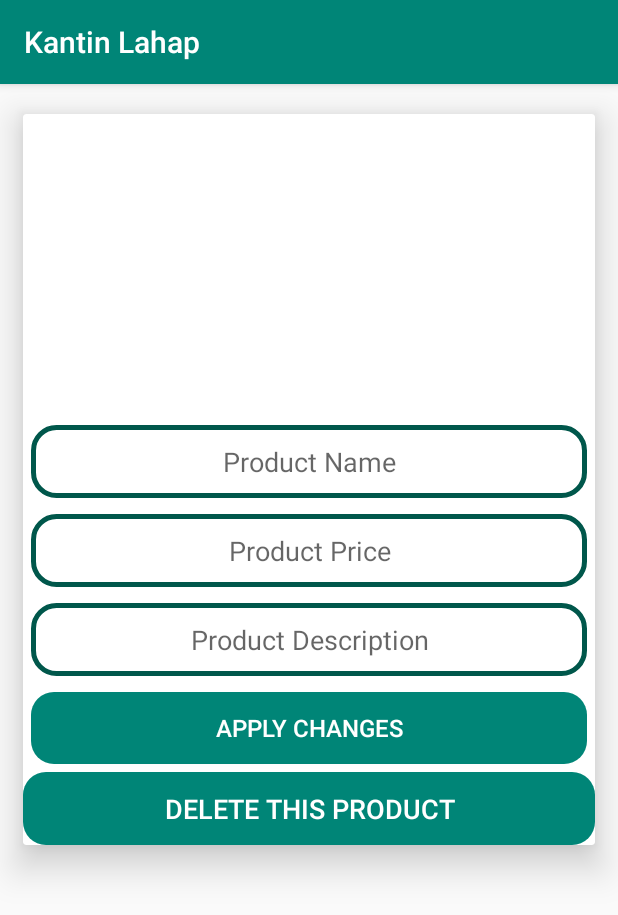
After one commit to normanfd/Lahap, an Android app: the UpdateProductDetailActivity screen opened directly, with no data from a screen before it, on a phone screen of 412 x 824 dp. The commit adds this screen. Shown: the top 915 px of the screen. Run offline under Robolectric (Android 15) with nearby library versions, the phone set to English and light mode, and no system bars; our stand-ins replace Firebase (no records; nobody signed in at launch, a user with empty details on screens opened directly), Picasso.

Commit message:
add product update

```diff
--- a/app/src/main/AndroidManifest.xml
+++ b/app/src/main/AndroidManifest.xml
@@ -11,6 +11,7 @@
         android:supportsRtl="true"
         android:theme="@style/AppTheme"
         tools:ignore="GoogleAppIndexingWarning">
+        <activity android:name=".owner.UpdateProductDetailActivity"></activity>
         <activity android:name=".user.CartActivity" />
         <activity android:name=".owner.UpdateProductActivity" />
         <activity android:name=".user.DetailFoodActivity" />
--- /dev/null
+++ b/app/src/main/java/com/lahaptech/lahap/owner/UpdateProductDetailActivity.java
@@ -0,0 +1,143 @@
+package com.lahaptech.lahap.owner;
+
+import androidx.annotation.NonNull;
+import androidx.appcompat.app.AppCompatActivity;
+
+import android.content.Intent;
+import android.os.Bundle;
+import android.view.View;
+import android.widget.Button;
+import android.widget.EditText;
+import android.widget.ImageView;
+import android.widget.Toast;
+
+import com.google.android.gms.tasks.OnCompleteListener;
+import com.google.android.gms.tasks.Task;
+import com.google.firebase.database.DataSnapshot;
+import com.google.firebase.database.DatabaseError;
+import com.google.firebase.database.DatabaseReference;
+import com.google.firebase.database.FirebaseDatabase;
+import com.google.firebase.database.ValueEventListener;
+import com.lahaptech.lahap.R;
+import com.squareup.picasso.Picasso;
+
+import java.util.HashMap;
+
+public class UpdateProductDetailActivity extends AppCompatActivity {
+
+    private Button applyChangesBtn, delProductBtn;
+    private EditText name, price, desc;
+    private ImageView imageView;
+
+    private String productID = "", category = "";
+    private DatabaseReference productRef;
+
+
+
+    @Override
+    protected void onCreate(Bundle savedInstanceState) {
+        super.onCreate(savedInstanceState);
+        setContentView(R.layout.activity_update_product_detail);
+
+        productID =getIntent().getStringExtra("pid");
+        category = getIntent().getStringExtra("category");
+
+        productRef = FirebaseDatabase.getInstance().getReference().child("Products").child(category).child(productID);
+
+        applyChangesBtn = findViewById(R.id.apply_chg_btn);
+        name = findViewById(R.id.product_name_maintain);
+        price = findViewById(R.id.product_price_maintain);
+        desc = findViewById(R.id.product_desc_maintain);
+        imageView = findViewById(R.id.product_image_maintain);
+        delProductBtn = findViewById(R.id.delete_product_btn);
+
+        displaySpecificProductInfo();
+
+        applyChangesBtn.setOnClickListener(new View.OnClickListener() {
+            @Override
+            public void onClick(View v) {
+                applyChanges();
+            }
+        });
+
+        delProductBtn.setOnClickListener(new View.OnClickListener() {
+            @Override
+            public void onClick(View v) {
+                deleteThisProduct();
+            }
+        });
+
+    }
+
+    private void deleteThisProduct() {
+        productRef.removeValue().addOnCompleteListener(new OnCompleteListener<Void>() {
+            @Override
+            public void onComplete(@NonNull Task<Void> task) {
+                Toast.makeText(UpdateProductDetailActivity.this,"Product deleted succesfully", Toast.LENGTH_SHORT).show();
+            }
+        });
+    }
+
+    private void applyChanges() {
+        String pNname = name.getText().toString();
+        String pPrice = price.getText().toString();
+        String pDesc = desc.getText().toString();
+
+        if (pNname.equals("")){
+            Toast.makeText(this,"Write down product name", Toast.LENGTH_SHORT).show();
+        }
+        else if (pPrice.equals("")){
+            Toast.makeText(this,"Write down product price", Toast.LENGTH_SHORT).show();
+
+        }
+        else if (pDesc.equals("")){
+            Toast.makeText(this,"Write down product description", Toast.LENGTH_SHORT).show();
+
+        }
+        else {
+            HashMap<String, Object> ProductMap = new HashMap<>();
+            ProductMap.put("pid", productID);
+            ProductMap.put("description", pDesc);
+            ProductMap.put("price",pPrice);
+            ProductMap.put("productname", pNname);
+
+            productRef.updateChildren(ProductMap).addOnCompleteListener(new OnCompleteListener<Void>() {
+                @Override
+                public void onComplete(@NonNull Task<Void> task) {
+                    if (task.isSuccessful()){
+                        Toast.makeText(UpdateProductDetailActivity.this, "Change succesfully", Toast.LENGTH_SHORT).show();
+
+                        Intent intent = new Intent(UpdateProductDetailActivity.this,UpdateProductActivity.class);
+                        startActivity(intent);
+                        finish();
+                    }
+                }
+            });
+        }
+    }
+
+    private void displaySpecificProductInfo() {
+        productRef.addValueEventListener(new ValueEventListener() {
+            @Override
+            public void onDataChange(@NonNull DataSnapshot dataSnapshot) {
+                if (dataSnapshot.exists()){
+                    String pName = dataSnapshot.child("productname").getValue().toString();
+                    String pPrice = dataSnapshot.child("price").getValue().toString();
+                    String pDesc = dataSnapshot.child("description").getValue().toString();
+                    String pImage = dataSnapshot.child("image").getValue().toString();
+
+                    name.setText(pName);
+                    price.setText(pPrice);
+                    desc.setText(pDesc);
+                    Picasso.get().load(pImage).into(imageView);
+
+                }
+            }
+
+            @Override
+            public void onCancelled(@NonNull DatabaseError databaseError) {
+
+            }
+        });
+    }
+}
--- /dev/null
+++ b/app/src/main/res/layout/activity_update_product_detail.xml
@@ -0,0 +1,101 @@
+<?xml version="1.0" encoding="utf-8"?>
+<androidx.cardview.widget.CardView
+    xmlns:android="http://schemas.android.com/apk/res/android"
+    xmlns:tools="http://schemas.android.com/tools"
+    xmlns:app="http://schemas.android.com/apk/res-auto"
+    android:layout_width="match_parent"
+    android:layout_height="wrap_content"
+    android:layout_marginTop="20dp"
+    android:layout_marginStart="15dp"
+    android:layout_marginEnd="15dp"
+    android:layout_marginBottom="15dp"
+    app:cardElevation="15dp"
+    tools:context=".owner.UpdateProductDetailActivity">
+
+
+    <RelativeLayout
+        android:layout_width="match_parent"
+        android:layout_height="match_parent">
+
+
+        <ImageView
+            android:id="@+id/product_image_maintain"
+            android:layout_width="match_parent"
+            android:layout_height="200dp"
+            android:scaleType="centerCrop"
+            android:layout_marginTop="2dp"
+            />
+
+        <EditText
+            android:id="@+id/product_name_maintain"
+            android:layout_width="match_parent"
+            android:layout_height="wrap_content"
+            android:layout_below="@+id/product_image_maintain"
+            android:hint="Product Name"
+            android:textAlignment="center"
+            android:textSize="18dp"
+            android:padding="12dp"
+            android:layout_margin="5dp"
+            android:background="@drawable/input_design"
+            android:textColor="@color/colorPrimaryDark"
+            />
+
+        <EditText
+            android:id="@+id/product_price_maintain"
+            android:layout_width="match_parent"
+            android:layout_height="wrap_content"
+            android:layout_below="@+id/product_name_maintain"
+            android:hint="Product Price"
+            android:textAlignment="center"
+            android:textSize="18dp"
+            android:padding="12dp"
+            android:layout_margin="5dp"
+            android:background="@drawable/input_design"
+            android:textColor="@color/colorPrimaryDark"
+            />
+
+        <EditText
+            android:id="@+id/product_desc_maintain"
+            android:layout_width="match_parent"
+            android:layout_height="wrap_content"
+            android:layout_below="@+id/product_price_maintain"
+            android:hint="Product Description"
+            android:textAlignment="center"
+            android:textSize="18dp"
+            android:padding="12dp"
+            android:layout_margin="5dp"
+            android:background="@drawable/input_design"
+            android:textColor="@color/colorPrimaryDark"
+            />
+
+        <Button
+            android:id="@+id/apply_chg_btn"
+            android:layout_width="match_parent"
+            android:layout_height="wrap_content"
+            android:layout_below="@+id/product_desc_maintain"
+            android:text="Apply Changes"
+            android:layout_marginTop="106dp"
+            android:textAlignment="center"
+            android:textSize="16dp"
+            android:padding="12dp"
+            android:layout_margin="5dp"
+            android:background="@drawable/buttons"
+            android:textColor="@android:color/white"
+            />
+
+        <Button
+            android:id="@+id/delete_product_btn"
+            android:layout_width="match_parent"
+            android:layout_height="wrap_content"
+            android:layout_below="@+id/apply_chg_btn"
+            android:text="Delete this Product"
+            android:textAlignment="center"
+            android:textSize="18dp"
+            android:padding="12dp"
+            android:background="@drawable/buttons"
+            android:textColor="@android:color/white"
+            />
+
+    </RelativeLayout>
+
+</androidx.cardview.widget.CardView>
```
Also changed, not shown: app/src/main/java/com/lahaptech/lahap/owner/UpdateProductActivity.java (+45 -1 lines), app/src/main/java/com/lahaptech/lahap/owner/UpdateProductViewPager.java (added, +38 -0 lines), app/src/main/java/com/lahaptech/lahap/owner/adapter/MenuAdapter.java (added, +41 -0 lines), app/src/main/java/com/lahaptech/lahap/owner/fragment/UpdateDrinkFragment.java (added, +32 -0 lines), app/src/main/java/com/lahaptech/lahap/owner/fragment/UpdateFoodFragment.java (added, +95 -0 lines), app/src/main/res/layout/activity_update_product.xml (+31 -2 lines), app/src/main/res/layout/fragment_update_drink.xml (added, +14 -0 lines), app/src/main/res/layout/fragment_update_food.xml (added, +15 -0 lines).
